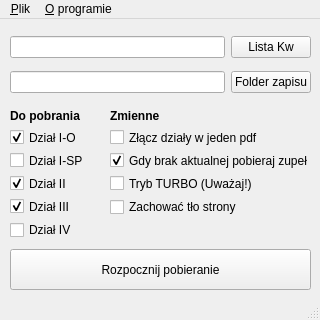
Before: the Qt Designer form eKW_pobieracz.ui in piotrgo/eKW-pobieracz, drawn with Qt 5.
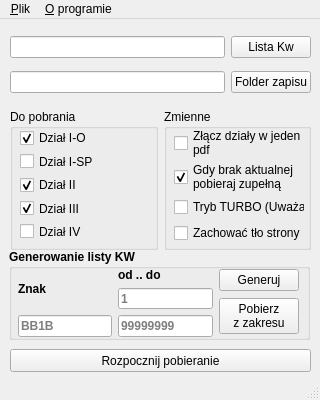
After: the same form once the commit is applied.

```diff
--- a/eKW_pobieracz.ui
+++ b/eKW_pobieracz.ui
@@ -7,19 +7,19 @@
     <x>0</x>
     <y>0</y>
     <width>320</width>
-    <height>320</height>
+    <height>400</height>
    </rect>
   </property>
   <property name="minimumSize">
    <size>
     <width>320</width>
-    <height>320</height>
+    <height>400</height>
    </size>
   </property>
   <property name="maximumSize">
    <size>
     <width>320</width>
-    <height>320</height>
+    <height>400</height>
    </size>
   </property>
   <property name="windowTitle">
@@ -66,32 +66,164 @@
      </item>
     </layout>
    </widget>
-   <widget class="QWidget" name="verticalLayoutWidget_2">
+   <widget class="QPushButton" name="btnRun">
+    <property name="geometry">
+     <rect>
+      <x>10</x>
+      <y>330</y>
+      <width>301</width>
+      <height>23</height>
+     </rect>
+    </property>
+    <property name="text">
+     <string>Rozpocznij pobieranie</string>
+    </property>
+   </widget>
+   <widget class="QGroupBox" name="groupBox">
+    <property name="geometry">
+     <rect>
+      <x>9</x>
+      <y>230</y>
+      <width>301</width>
+      <height>91</height>
+     </rect>
+    </property>
+    <property name="font">
+     <font>
+      <weight>75</weight>
+      <bold>true</bold>
+     </font>
+    </property>
+    <property name="title">
+     <string>Generowanie listy KW</string>
+    </property>
+    <widget class="QWidget" name="horizontalLayoutWidget_2">
+     <property name="geometry">
+      <rect>
+       <x>9</x>
+       <y>19</y>
+       <width>281</width>
+       <height>69</height>
+      </rect>
+     </property>
+     <layout class="QHBoxLayout" name="horizontalLayout_4">
+      <item>
+       <layout class="QVBoxLayout" name="verticalLayout_4">
+        <item>
+         <widget class="QLabel" name="label_3">
+          <property name="text">
+           <string>Znak</string>
+          </property>
+         </widget>
+        </item>
+        <item>
+         <widget class="QLineEdit" name="lineSign">
+          <property name="placeholderText">
+           <string>BB1B</string>
+          </property>
+         </widget>
+        </item>
+       </layout>
+      </item>
+      <item>
+       <layout class="QVBoxLayout" name="verticalLayout_5">
+        <item>
+         <widget class="QLabel" name="label_4">
+          <property name="text">
+           <string>od .. do</string>
+          </property>
+         </widget>
+        </item>
+        <item>
+         <widget class="QLineEdit" name="lineFloor">
+          <property name="text">
+           <string/>
+          </property>
+          <property name="placeholderText">
+           <string>1</string>
+          </property>
+         </widget>
+        </item>
+        <item>
+         <widget class="QLineEdit" name="lineRoof">
+          <property name="text">
+           <string/>
+          </property>
+          <property name="placeholderText">
+           <string>99999999</string>
+          </property>
+         </widget>
+        </item>
+       </layout>
+      </item>
+      <item>
+       <layout class="QVBoxLayout" name="verticalLayout_7">
+        <item>
+         <widget class="QPushButton" name="btnGen">
+          <property name="font">
+           <font>
+            <weight>50</weight>
+            <bold>false</bold>
+           </font>
+          </property>
+          <property name="text">
+           <string>Generuj</string>
+          </property>
+         </widget>
+        </item>
+        <item>
+         <widget class="QPushButton" name="btnGenSave">
+          <property name="font">
+           <font>
+            <weight>50</weight>
+            <bold>false</bold>
+           </font>
+          </property>
+          <property name="text">
+           <string>Pobierz 
+z zakresu</string>
+          </property>
+         </widget>
+        </item>
+       </layout>
+      </item>
+     </layout>
+    </widget>
+   </widget>
+   <widget class="QWidget" name="horizontalLayoutWidget">
     <property name="geometry">
      <rect>
       <x>10</x>
       <y>90</y>
-      <width>91</width>
-      <height>130</height>
+      <width>301</width>
+      <height>141</height>
+     </rect>
+    </property>
+    <layout class="QHBoxLayout" name="horizontalLayout_3">
+     <item>
+      <widget class="QGroupBox" name="groupBox_2">
+       <property name="font">
+        <font>
+         <weight>50</weight>
+         <bold>false</bold>
+        </font>
+       </property>
+       <property name="title">
+        <string>Do pobrania</string>
+       </property>
+       <widget class="QWidget" name="">
+        <property name="geometry">
+         <rect>
+          <x>10</x>
+          <y>20</y>
+          <width>131</width>
+          <height>111</height>
      </rect>
     </property>
     <layout class="QVBoxLayout" name="verticalLayout_2">
      <property name="sizeConstraint">
       <enum>QLayout::SetDefaultConstraint</enum>
      </property>
-     <item>
-      <widget class="QLabel" name="label">
-       <property name="font">
-        <font>
-         <weight>75</weight>
-         <bold>true</bold>
-        </font>
-       </property>
-       <property name="text">
-        <string>Do pobrania</string>
-       </property>
-      </widget>
-     </item>
      <item>
       <widget class="QCheckBox" name="ch1o">
        <property name="text">
@@ -141,33 +273,34 @@
      </item>
     </layout>
    </widget>
-   <widget class="QWidget" name="verticalLayoutWidget_3">
-    <property name="geometry">
-     <rect>
-      <x>110</x>
-      <y>90</y>
-      <width>198</width>
-      <height>107</height>
-     </rect>
-    </property>
-    <layout class="QVBoxLayout" name="verticalLayout_3">
+      </widget>
+     </item>
      <item>
-      <widget class="QLabel" name="label_2">
+      <widget class="QGroupBox" name="groupBox_3">
        <property name="font">
         <font>
-         <weight>75</weight>
-         <bold>true</bold>
+         <weight>50</weight>
+         <bold>false</bold>
         </font>
        </property>
-       <property name="text">
+       <property name="title">
         <string>Zmienne</string>
        </property>
-      </widget>
-     </item>
+       <widget class="QWidget" name="">
+        <property name="geometry">
+         <rect>
+          <x>10</x>
+          <y>20</y>
+          <width>131</width>
+          <height>114</height>
+         </rect>
+        </property>
+        <layout class="QVBoxLayout" name="verticalLayout_3">
      <item>
       <widget class="QCheckBox" name="chMerge">
        <property name="text">
-        <string>Złącz działy w jeden pdf</string>
+            <string>Złącz działy w jeden
+pdf</string>
        </property>
        <property name="checkable">
         <bool>false</bool>
@@ -177,7 +310,8 @@
      <item>
       <widget class="QCheckBox" name="chError">
        <property name="text">
-        <string>Gdy brak aktualnej pobieraj zupełną</string>
+            <string>Gdy brak aktualnej 
+pobieraj zupełną</string>
        </property>
        <property name="checked">
         <bool>true</bool>
@@ -203,18 +337,9 @@
      </item>
     </layout>
    </widget>
-   <widget class="QPushButton" name="btnRun">
-    <property name="geometry">
-     <rect>
-      <x>10</x>
-      <y>230</y>
-      <width>301</width>
-      <height>41</height>
-     </rect>
-    </property>
-    <property name="text">
-     <string>Rozpocznij pobieranie</string>
-    </property>
+      </widget>
+     </item>
+    </layout>
    </widget>
   </widget>
   <widget class="QMenuBar" name="menubar">
```
Left out of the diff: 2 changed lines with no effect on the pictures. Lines whose indentation alone changed are shown as unchanged.
